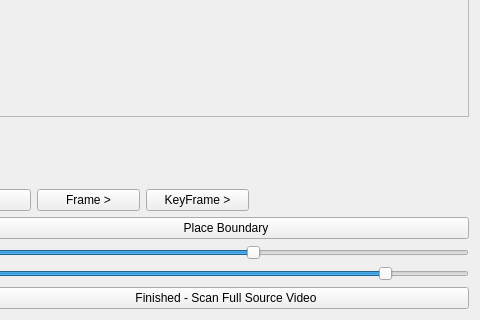
First picture: the form in scanner/scannerwindow.ui, repository trafficman/commcut, before the edit; both pictures show x 520 to 1000 and y 480 to 800 of the 1000 by 800 pixel window.
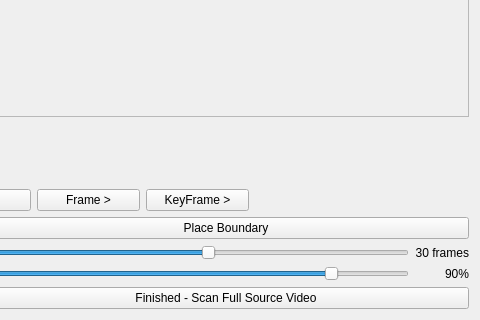
Second picture: the form after the edit. Custom widgets are drawn as their Qt base class.

Commit message: add number labels to scanner sliders

The edit to the form file:
```diff
--- a/scanner/scannerwindow.ui
+++ b/scanner/scannerwindow.ui
@@ -190,6 +190,22 @@
          </property>
         </widget>
        </item>
+        <item row="2" column="2">
+         <widget class="QLabel" name="valueBlackLevels">
+          <property name="text">
+           <string>90%</string>
+          </property>
+          <property name="minimumSize">
+           <size>
+            <width>48</width>
+            <height>0</height>
+           </size>
+          </property>
+          <property name="alignment">
+           <set>Qt::AlignmentFlag::AlignRight|Qt::AlignmentFlag::AlignVCenter</set>
+          </property>
+         </widget>
+        </item>
        <item row="0" column="1">
         <widget class="QSlider" name="horizontalSlider">
          <property name="maximum">
@@ -203,6 +219,22 @@
          </property>
         </widget>
        </item>
+        <item row="0" column="2">
+         <widget class="QLabel" name="valueMinimumBlackFrames">
+          <property name="text">
+           <string>30 frames</string>
+          </property>
+          <property name="minimumSize">
+           <size>
+            <width>48</width>
+            <height>0</height>
+           </size>
+          </property>
+          <property name="alignment">
+           <set>Qt::AlignmentFlag::AlignRight|Qt::AlignmentFlag::AlignVCenter</set>
+          </property>
+         </widget>
+        </item>
        <item row="0" column="0">
         <widget class="QLabel" name="labelFrames">
          <property name="text">
```
Lines whose indentation alone changed are shown as unchanged. The commit also changes 1 other file.
